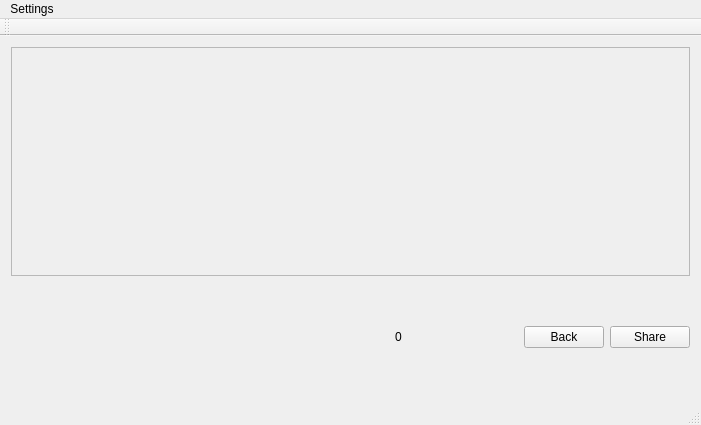
Old version of the form mainwindow.ui in the repository bengaDev/FileExchanger.
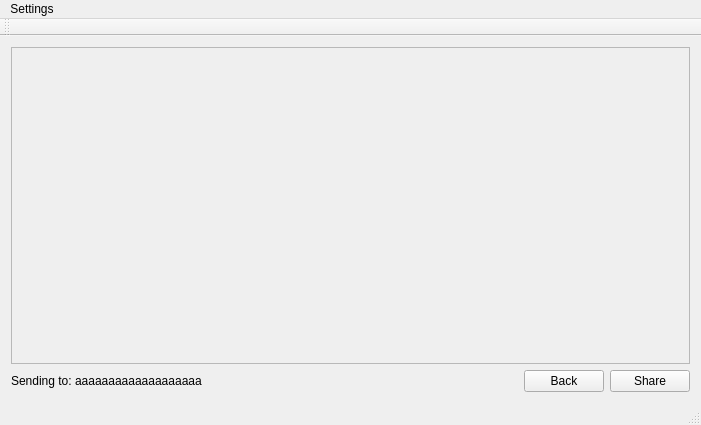
New version of the form.

Patch:
```diff
--- a/mainwindow.ui
+++ b/mainwindow.ui
@@ -26,7 +26,7 @@
          <x>0</x>
          <y>0</y>
          <width>677</width>
-         <height>217</height>
+         <height>299</height>
         </rect>
        </property>
       </widget>
@@ -34,6 +34,13 @@
     </item>
     <item>
      <layout class="QHBoxLayout" name="horizontalLayout">
+      <item>
+       <widget class="QLabel" name="sendFileLabel">
+        <property name="text">
+         <string>Sending to: aaaaaaaaaaaaaaaaaaa</string>
+        </property>
+       </widget>
+      </item>
       <item>
        <spacer name="horizontalSpacer">
         <property name="orientation">
@@ -47,52 +54,6 @@
         </property>
        </spacer>
       </item>
-      <item>
-       <widget class="QLabel" name="ListCounter">
-        <property name="text">
-         <string>0</string>
-        </property>
-       </widget>
-      </item>
-      <item>
-       <widget class="QToolButton" name="toolButton">
-        <property name="styleSheet">
-         <string notr="true">QToolButton{border: 1px;
-width: 100px; min-width: 100px; max-width: 100px;
-height: 100px; min-height: 100px; max-height: 100px;
-border-radius: 55px;
-background-color: transparent;
-color: black;
-padding: 0;
-margin: 0;
-font-size: 12px;
-border: 5px solid transparent;
-}
-QToolButton:checked{
-border: 5px solid blue;
-}
-</string>
-        </property>
-        <property name="text">
-         <string/>
-        </property>
-        <property name="iconSize">
-         <size>
-          <width>100</width>
-          <height>100</height>
-         </size>
-        </property>
-        <property name="checkable">
-         <bool>true</bool>
-        </property>
-        <property name="toolButtonStyle">
-         <enum>Qt::ToolButtonIconOnly</enum>
-        </property>
-        <property name="autoRaise">
-         <bool>true</bool>
-        </property>
-       </widget>
-      </item>
       <item>
        <widget class="QPushButton" name="BackBtn">
         <property name="text">
```
